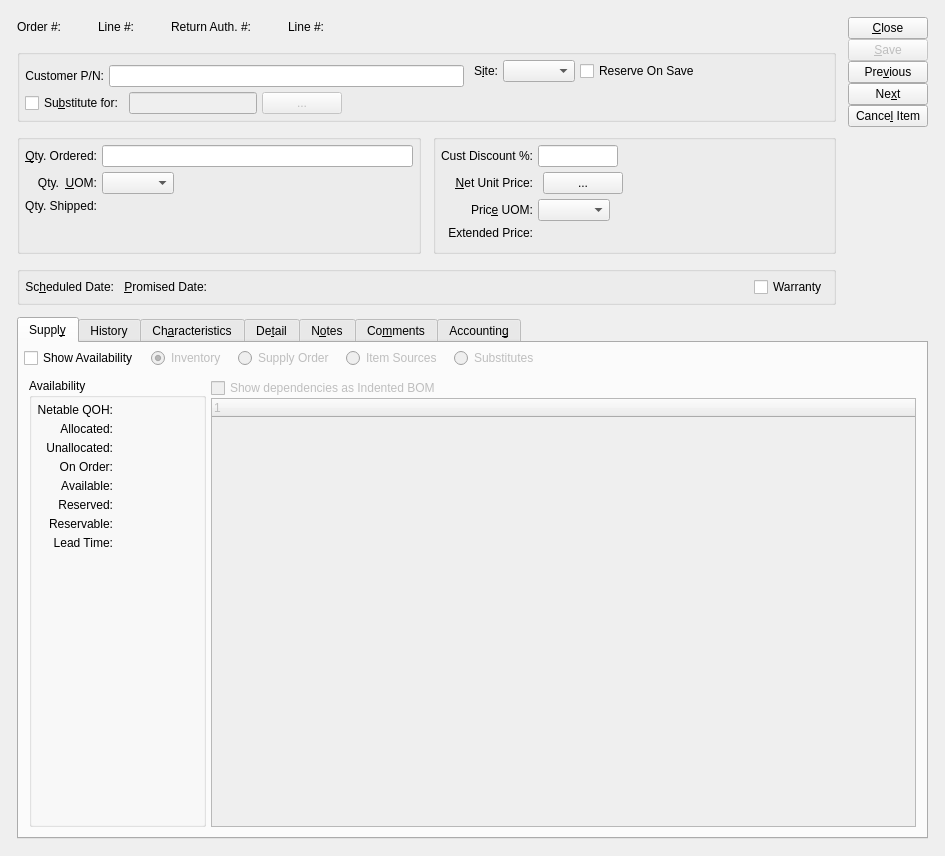
The window that guiclient/salesOrderItem.ui (Pegasus-RPG/xtuple-client) describes before a commit, drawn with Qt 5.
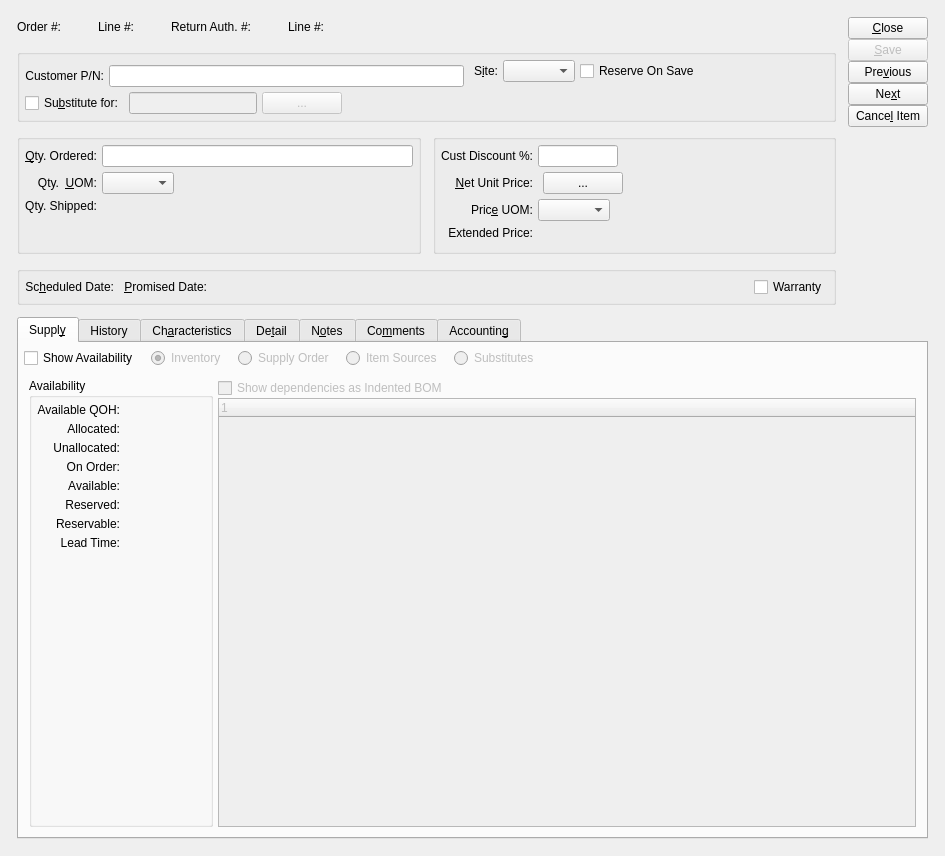
The same window after the commit. Custom widgets are drawn as their Qt base class.

The edit to the form file:
```diff
--- a/guiclient/salesOrderItem.ui
+++ b/guiclient/salesOrderItem.ui
@@ -930,7 +930,7 @@
                       <item row="0" column="0">
                        <widget class="QLabel" name="_onHandLit">
                         <property name="text">
-                         <string>Netable QOH:</string>
+                         <string>Available QOH:</string>
                         </property>
                         <property name="alignment">
                          <set>Qt::AlignRight|Qt::AlignTrailing|Qt::AlignVCenter</set>
```
